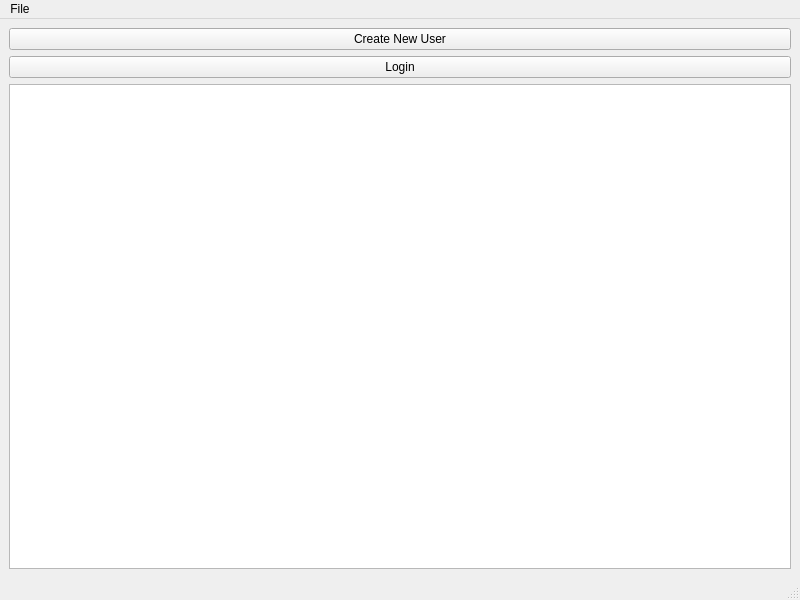
Above: FamilyTree/src/gui/mainwindow.ui from moumitahmad/Stammbaum before the change. Below: the same form after it.
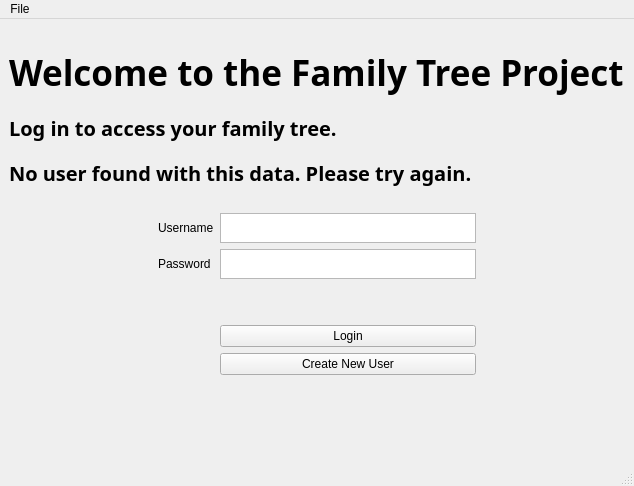
That is the form after the change. The open tabs and pages were chosen to show the change.

What changed in the file:
```diff
--- a/FamilyTree/src/gui/mainwindow.ui
+++ b/FamilyTree/src/gui/mainwindow.ui
@@ -6,8 +6,8 @@
    <rect>
     <x>0</x>
     <y>0</y>
-    <width>800</width>
-    <height>600</height>
+    <width>634</width>
+    <height>486</height>
    </rect>
   </property>
   <property name="windowTitle">
@@ -16,28 +16,532 @@
   <widget class="QWidget" name="centralwidget">
    <layout class="QGridLayout" name="gridLayout_2">
     <item row="0" column="0">
-     <layout class="QHBoxLayout" name="horizontalLayout">
-      <item>
-       <widget class="QPushButton" name="newUserButton">
-        <property name="text">
-         <string>Create New User</string>
-        </property>
-       </widget>
-      </item>
-     </layout>
-    </item>
-    <item row="2" column="0">
-     <layout class="QGridLayout" name="gridLayout">
-      <item row="0" column="0">
-       <widget class="QTableWidget" name="tableWidget"/>
-      </item>
-     </layout>
-    </item>
-    <item row="1" column="0">
-     <widget class="QPushButton" name="loginButton">
-      <property name="text">
-       <string>Login</string>
+     <widget class="QStackedWidget" name="stackedWidget">
+      <property name="currentIndex">
+       <number>2</number>
       </property>
+      <widget class="QWidget" name="loginPage">
+       <widget class="QWidget" name="">
+        <property name="geometry">
+         <rect>
+          <x>0</x>
+          <y>20</y>
+          <width>616</width>
+          <height>378</height>
+         </rect>
+        </property>
+        <layout class="QVBoxLayout" name="verticalLayout_5">
+         <item>
+          <layout class="QHBoxLayout" name="horizontalLayout_7">
+           <item>
+            <widget class="QLabel" name="welcomeLabel">
+             <property name="maximumSize">
+              <size>
+               <width>16777215</width>
+               <height>90</height>
+              </size>
+             </property>
+             <property name="font">
+              <font>
+               <family>Sawasdee</family>
+               <pointsize>26</pointsize>
+               <weight>75</weight>
+               <bold>true</bold>
+              </font>
+             </property>
+             <property name="text">
+              <string>Welcome to the Family Tree Project!</string>
+             </property>
+            </widget>
+           </item>
+          </layout>
+         </item>
+         <item>
+          <widget class="QLabel" name="loginLabel">
+           <property name="sizePolicy">
+            <sizepolicy hsizetype="Minimum" vsizetype="Minimum">
+             <horstretch>0</horstretch>
+             <verstretch>0</verstretch>
+            </sizepolicy>
+           </property>
+           <property name="minimumSize">
+            <size>
+             <width>100</width>
+             <height>50</height>
+            </size>
+           </property>
+           <property name="maximumSize">
+            <size>
+             <width>400</width>
+             <height>50</height>
+            </size>
+           </property>
+           <property name="font">
+            <font>
+             <family>Sawasdee</family>
+             <pointsize>15</pointsize>
+             <weight>75</weight>
+             <bold>true</bold>
+            </font>
+           </property>
+           <property name="text">
+            <string>Log in to access your family tree.</string>
+           </property>
+          </widget>
+         </item>
+         <item>
+          <widget class="QLabel" name="errorLabel">
+           <property name="sizePolicy">
+            <sizepolicy hsizetype="Maximum" vsizetype="Preferred">
+             <horstretch>0</horstretch>
+             <verstretch>0</verstretch>
+            </sizepolicy>
+           </property>
+           <property name="font">
+            <font>
+             <family>Sawasdee</family>
+             <pointsize>15</pointsize>
+             <weight>75</weight>
+             <bold>true</bold>
+            </font>
+           </property>
+           <property name="text">
+            <string>No user found with this data. Please try again.</string>
+           </property>
+          </widget>
+         </item>
+         <item>
+          <spacer name="verticalSpacer_2">
+           <property name="orientation">
+            <enum>Qt::Vertical</enum>
+           </property>
+           <property name="sizeType">
+            <enum>QSizePolicy::Fixed</enum>
+           </property>
+           <property name="sizeHint" stdset="0">
+            <size>
+             <width>20</width>
+             <height>20</height>
+            </size>
+           </property>
+          </spacer>
+         </item>
+         <item>
+          <layout class="QHBoxLayout" name="horizontalLayout_5">
+           <item>
+            <spacer name="horizontalSpacer_4">
+             <property name="orientation">
+              <enum>Qt::Horizontal</enum>
+             </property>
+             <property name="sizeHint" stdset="0">
+              <size>
+               <width>40</width>
+               <height>20</height>
+              </size>
+             </property>
+            </spacer>
+           </item>
+           <item>
+            <layout class="QGridLayout" name="gridLayout">
+             <item row="2" column="1">
+              <spacer name="verticalSpacer_4">
+               <property name="orientation">
+                <enum>Qt::Vertical</enum>
+               </property>
+               <property name="sizeType">
+                <enum>QSizePolicy::Fixed</enum>
+               </property>
+               <property name="sizeHint" stdset="0">
+                <size>
+                 <width>20</width>
+                 <height>40</height>
+                </size>
+               </property>
+              </spacer>
+             </item>
+             <item row="0" column="0">
+              <widget class="QLabel" name="username">
+               <property name="sizePolicy">
+                <sizepolicy hsizetype="Fixed" vsizetype="Preferred">
+                 <horstretch>0</horstretch>
+                 <verstretch>0</verstretch>
+                </sizepolicy>
+               </property>
+               <property name="text">
+                <string>Username</string>
+               </property>
+              </widget>
+             </item>
+             <item row="4" column="1">
+              <widget class="QPushButton" name="newUserButton">
+               <property name="text">
+                <string>Create New User</string>
+               </property>
+              </widget>
+             </item>
+             <item row="0" column="1">
+              <widget class="QTextEdit" name="in_username">
+               <property name="sizePolicy">
+                <sizepolicy hsizetype="Minimum" vsizetype="Minimum">
+                 <horstretch>0</horstretch>
+                 <verstretch>0</verstretch>
+                </sizepolicy>
+               </property>
+               <property name="minimumSize">
+                <size>
+                 <width>256</width>
+                 <height>30</height>
+                </size>
+               </property>
+               <property name="maximumSize">
+                <size>
+                 <width>256</width>
+                 <height>30</height>
+                </size>
+               </property>
+               <property name="html">
+                <string>&lt;!DOCTYPE HTML PUBLIC &quot;-//W3C//DTD HTML 4.0//EN&quot; &quot;http://www.w3.org/TR/REC-html40/strict.dtd&quot;&gt;
+&lt;html&gt;&lt;head&gt;&lt;meta name=&quot;qrichtext&quot; content=&quot;1&quot; /&gt;&lt;style type=&quot;text/css&quot;&gt;
+p, li { white-space: pre-wrap; }
+&lt;/style&gt;&lt;/head&gt;&lt;body style=&quot; font-family:'Ubuntu'; font-size:11pt; font-weight:400; font-style:normal;&quot;&gt;
+&lt;p style=&quot;-qt-paragraph-type:empty; margin-top:0px; margin-bottom:0px; margin-left:0px; margin-right:0px; -qt-block-indent:0; text-indent:0px;&quot;&gt;&lt;br /&gt;&lt;/p&gt;&lt;/body&gt;&lt;/html&gt;</string>
+               </property>
+              </widget>
+             </item>
+             <item row="3" column="1">
+              <widget class="QPushButton" name="loginButton">
+               <property name="text">
+                <string>Login</string>
+               </property>
+              </widget>
+             </item>
+             <item row="1" column="1">
+              <widget class="QTextEdit" name="in_password">
+               <property name="sizePolicy">
+                <sizepolicy hsizetype="Minimum" vsizetype="Minimum">
+                 <horstretch>0</horstretch>
+                 <verstretch>0</verstretch>
+                </sizepolicy>
+               </property>
+               <property name="minimumSize">
+                <size>
+                 <width>256</width>
+                 <height>0</height>
+                </size>
+               </property>
+               <property name="maximumSize">
+                <size>
+                 <width>100</width>
+                 <height>30</height>
+                </size>
+               </property>
+               <property name="html">
+                <string>&lt;!DOCTYPE HTML PUBLIC &quot;-//W3C//DTD HTML 4.0//EN&quot; &quot;http://www.w3.org/TR/REC-html40/strict.dtd&quot;&gt;
+&lt;html&gt;&lt;head&gt;&lt;meta name=&quot;qrichtext&quot; content=&quot;1&quot; /&gt;&lt;style type=&quot;text/css&quot;&gt;
+p, li { white-space: pre-wrap; }
+&lt;/style&gt;&lt;/head&gt;&lt;body style=&quot; font-family:'Ubuntu'; font-size:11pt; font-weight:400; font-style:normal;&quot;&gt;
+&lt;p style=&quot;-qt-paragraph-type:empty; margin-top:0px; margin-bottom:0px; margin-left:0px; margin-right:0px; -qt-block-indent:0; text-indent:0px;&quot;&gt;&lt;br /&gt;&lt;/p&gt;&lt;/body&gt;&lt;/html&gt;</string>
+               </property>
+              </widget>
+             </item>
+             <item row="1" column="0">
+              <widget class="QLabel" name="password">
+               <property name="text">
+                <string>Password</string>
+               </property>
+              </widget>
+             </item>
+            </layout>
+           </item>
+           <item>
+            <spacer name="horizontalSpacer">
+             <property name="orientation">
+              <enum>Qt::Horizontal</enum>
+             </property>
+             <property name="sizeHint" stdset="0">
+              <size>
+               <width>40</width>
+               <height>20</height>
+              </size>
+             </property>
+            </spacer>
+           </item>
+          </layout>
+         </item>
+         <item>
+          <spacer name="verticalSpacer">
+           <property name="orientation">
+            <enum>Qt::Vertical</enum>
+           </property>
+           <property name="sizeHint" stdset="0">
+            <size>
+             <width>20</width>
+             <height>40</height>
+            </size>
+           </property>
+          </spacer>
+         </item>
+        </layout>
+       </widget>
+      </widget>
+      <widget class="QWidget" name="createNewUserPage">
+       <widget class="QWidget" name="layoutWidget">
+        <property name="geometry">
+         <rect>
+          <x>0</x>
+          <y>0</y>
+          <width>616</width>
+          <height>378</height>
+         </rect>
+        </property>
+        <layout class="QVBoxLayout" name="verticalLayout_7">
+         <item>
+          <layout class="QHBoxLayout" name="horizontalLayout_9">
+           <item>
+            <widget class="QLabel" name="welcomeLabel_3">
+             <property name="maximumSize">
+              <size>
+               <width>16777215</width>
+               <height>90</height>
+              </size>
+             </property>
+             <property name="font">
+              <font>
+               <family>Sawasdee</family>
+               <pointsize>26</pointsize>
+               <weight>75</weight>
+               <bold>true</bold>
+              </font>
+             </property>
+             <property name="text">
+              <string>Welcome to the Family Tree Project!</string>
+             </property>
+            </widget>
+           </item>
+          </layout>
+         </item>
+         <item>
+          <widget class="QLabel" name="loginLabel_3">
+           <property name="sizePolicy">
+            <sizepolicy hsizetype="Minimum" vsizetype="Minimum">
+             <horstretch>0</horstretch>
+             <verstretch>0</verstretch>
+            </sizepolicy>
+           </property>
+           <property name="minimumSize">
+            <size>
+             <width>100</width>
+             <height>50</height>
+            </size>
+           </property>
+           <property name="maximumSize">
+            <size>
+             <width>400</width>
+             <height>50</height>
+            </size>
+           </property>
+           <property name="font">
+            <font>
+             <family>Sawasdee</family>
+             <pointsize>15</pointsize>
+             <weight>75</weight>
+             <bold>true</bold>
+            </font>
+           </property>
+           <property name="text">
+            <string>Here you can sign up.</string>
+           </property>
+          </widget>
+         </item>
+         <item>
+          <widget class="QLabel" name="errorLabel_3">
+           <property name="sizePolicy">
+            <sizepolicy hsizetype="Maximum" vsizetype="Preferred">
+             <horstretch>0</horstretch>
+             <verstretch>0</verstretch>
+            </sizepolicy>
+           </property>
+           <property name="font">
+            <font>
+             <family>Sawasdee</family>
+             <pointsize>15</pointsize>
+             <weight>75</weight>
+             <bold>true</bold>
+            </font>
+           </property>
+           <property name="text">
+            <string/>
+           </property>
+          </widget>
+         </item>
+         <item>
+          <spacer name="verticalSpacer_7">
+           <property name="orientation">
+            <enum>Qt::Vertical</enum>
+           </property>
+           <property name="sizeType">
+            <enum>QSizePolicy::Fixed</enum>
+           </property>
+           <property name="sizeHint" stdset="0">
+            <size>
+             <width>20</width>
+             <height>20</height>
+            </size>
+           </property>
+          </spacer>
+         </item>
+         <item>
+          <layout class="QHBoxLayout" name="horizontalLayout_10">
+           <item>
+            <spacer name="horizontalSpacer_6">
+             <property name="orientation">
+              <enum>Qt::Horizontal</enum>
+             </property>
+             <property name="sizeHint" stdset="0">
+              <size>
+               <width>40</width>
+               <height>20</height>
+              </size>
+             </property>
+            </spacer>
+           </item>
+           <item>
+            <layout class="QGridLayout" name="gridLayout_4">
+             <item row="1" column="1">
+              <widget class="QTextEdit" name="in_new_password">
+               <property name="sizePolicy">
+                <sizepolicy hsizetype="Minimum" vsizetype="Minimum">
+                 <horstretch>0</horstretch>
+                 <verstretch>0</verstretch>
+                </sizepolicy>
+               </property>
+               <property name="minimumSize">
+                <size>
+                 <width>256</width>
+                 <height>0</height>
+                </size>
+               </property>
+               <property name="maximumSize">
+                <size>
+                 <width>100</width>
+                 <height>30</height>
+                </size>
+               </property>
+               <property name="html">
+                <string>&lt;!DOCTYPE HTML PUBLIC &quot;-//W3C//DTD HTML 4.0//EN&quot; &quot;http://www.w3.org/TR/REC-html40/strict.dtd&quot;&gt;
+&lt;html&gt;&lt;head&gt;&lt;meta name=&quot;qrichtext&quot; content=&quot;1&quot; /&gt;&lt;style type=&quot;text/css&quot;&gt;
+p, li { white-space: pre-wrap; }
+&lt;/style&gt;&lt;/head&gt;&lt;body style=&quot; font-family:'Ubuntu'; font-size:11pt; font-weight:400; font-style:normal;&quot;&gt;
+&lt;p style=&quot;-qt-paragraph-type:empty; margin-top:0px; margin-bottom:0px; margin-left:0px; margin-right:0px; -qt-block-indent:0; text-indent:0px;&quot;&gt;&lt;br /&gt;&lt;/p&gt;&lt;/body&gt;&lt;/html&gt;</string>
+               </property>
+              </widget>
+             </item>
+             <item row="1" column="0">
+              <widget class="QLabel" name="password_3">
+               <property name="text">
+                <string>Password</string>
+               </property>
+              </widget>
+             </item>
+             <item row="0" column="1">
+              <widget class="QTextEdit" name="in_new_username">
+               <property name="sizePolicy">
+                <sizepolicy hsizetype="Minimum" vsizetype="Minimum">
+                 <horstretch>0</horstretch>
+                 <verstretch>0</verstretch>
+                </sizepolicy>
+               </property>
+               <property name="minimumSize">
+                <size>
+                 <width>256</width>
+                 <height>30</height>
+                </size>
+               </property>
+               <property name="maximumSize">
+                <size>
+                 <width>256</width>
+                 <height>30</height>
+                </size>
+               </property>
+               <property name="html">
+                <string>&lt;!DOCTYPE HTML PUBLIC &quot;-//W3C//DTD HTML 4.0//EN&quot; &quot;http://www.w3.org/TR/REC-html40/strict.dtd&quot;&gt;
+&lt;html&gt;&lt;head&gt;&lt;meta name=&quot;qrichtext&quot; content=&quot;1&quot; /&gt;&lt;style type=&quot;text/css&quot;&gt;
+p, li { white-space: pre-wrap; }
+&lt;/style&gt;&lt;/head&gt;&lt;body style=&quot; font-family:'Ubuntu'; font-size:11pt; font-weight:400; font-style:normal;&quot;&gt;
+&lt;p style=&quot;-qt-paragraph-type:empty; margin-top:0px; margin-bottom:0px; margin-left:0px; margin-right:0px; -qt-block-indent:0; text-indent:0px;&quot;&gt;&lt;br /&gt;&lt;/p&gt;&lt;/body&gt;&lt;/html&gt;</string>
+               </property>
+              </widget>
+             </item>
+             <item row="0" column="0">
+              <widget class="QLabel" name="username_3">
+               <property name="sizePolicy">
+                <sizepolicy hsizetype="Fixed" vsizetype="Preferred">
+                 <horstretch>0</horstretch>
+                 <verstretch>0</verstretch>
+                </sizepolicy>
+               </property>
+               <property name="text">
+                <string>Username</string>
+               </property>
+              </widget>
+             </item>
+             <item row="2" column="1">
+              <spacer name="verticalSpacer_8">
+               <property name="orientation">
+                <enum>Qt::Vertical</enum>
+               </property>
+               <property name="sizeType">
+                <enum>QSizePolicy::Fixed</enum>
+               </property>
+               <property name="sizeHint" stdset="0">
+                <size>
+                 <width>20</width>
+                 <height>40</height>
+                </size>
+               </property>
+              </spacer>
+             </item>
+             <item row="3" column="1">
+              <widget class="QPushButton" name="newUserButton_3">
+               <property name="text">
+                <string>Create New User</string>
+               </property>
+              </widget>
+             </item>
+            </layout>
+           </item>
+           <item>
+            <spacer name="horizontalSpacer_3">
+             <property name="orientation">
+              <enum>Qt::Horizontal</enum>
+             </property>
+             <property name="sizeHint" stdset="0">
+              <size>
+               <width>40</width>
+               <height>20</height>
+              </size>
+             </property>
+            </spacer>
+           </item>
+          </layout>
+         </item>
+         <item>
+          <spacer name="verticalSpacer_9">
+           <property name="orientation">
+            <enum>Qt::Vertical</enum>
+           </property>
+           <property name="sizeHint" stdset="0">
+            <size>
+             <width>20</width>
+             <height>40</height>
+            </size>
+           </property>
+          </spacer>
+         </item>
+        </layout>
+       </widget>
+      </widget>
+      <widget class="QWidget" name="page_3"/>
      </widget>
     </item>
    </layout>
@@ -47,7 +551,7 @@
     <rect>
      <x>0</x>
      <y>0</y>
-     <width>800</width>
+     <width>634</width>
      <height>22</height>
     </rect>
    </property>
```
